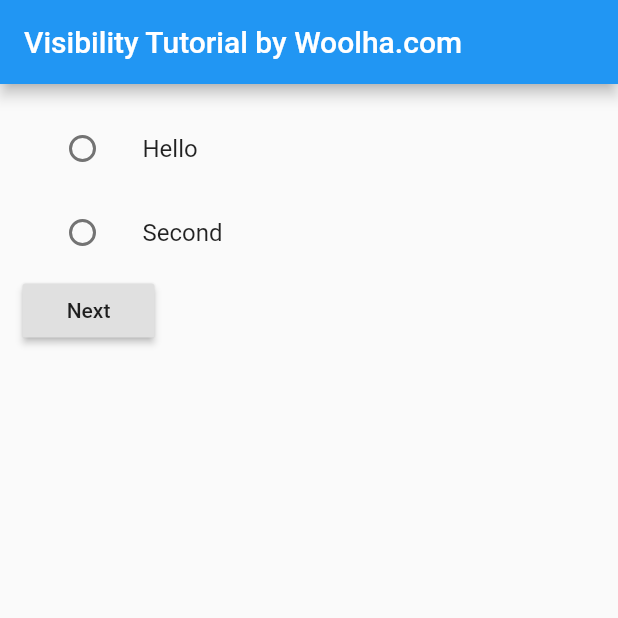
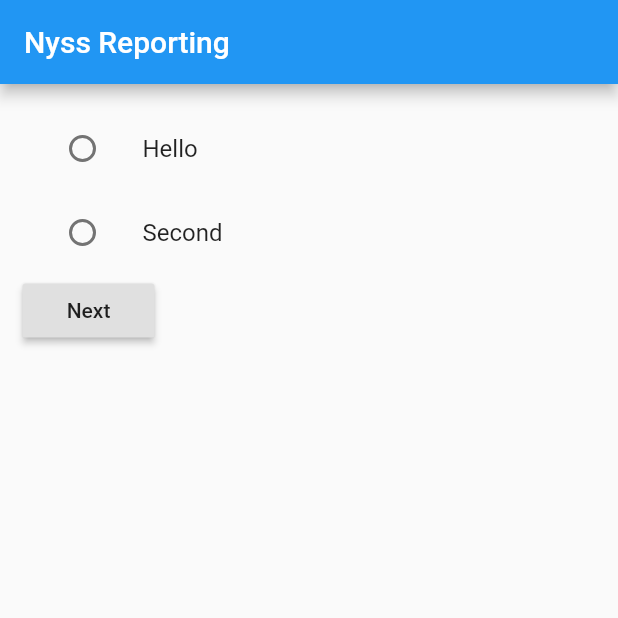
Before and after one commit to nyss-platform-norcross/nyss-reporting, a Flutter app: the screen it shows after launch, on a phone screen of 412 x 824 dp, the top half of it. Run offline on Flutter 3.47's test engine with Material 2 defaults, Android fonts, the phone set to English and light mode, and no system bars; missing offline and left inert: flutter_sms.

Commit message:
changed title

```diff
--- a/lib/main.dart
+++ b/lib/main.dart
@@ -67,10 +67,10 @@ class _VisibilityExampleState extends State {
   @override
   Widget build(BuildContext context) {
     return MaterialApp(
-      title: 'Visibility Tutorial by Woolha.com',
+      title: 'Nyss Reporting',
       home: Scaffold(
           appBar: AppBar(
-            title: Text('Visibility Tutorial by Woolha.com'),
+            title: Text('Nyss Reporting'),
           ),
           body: Padding(
             padding: EdgeInsets.all(15.0),
```
